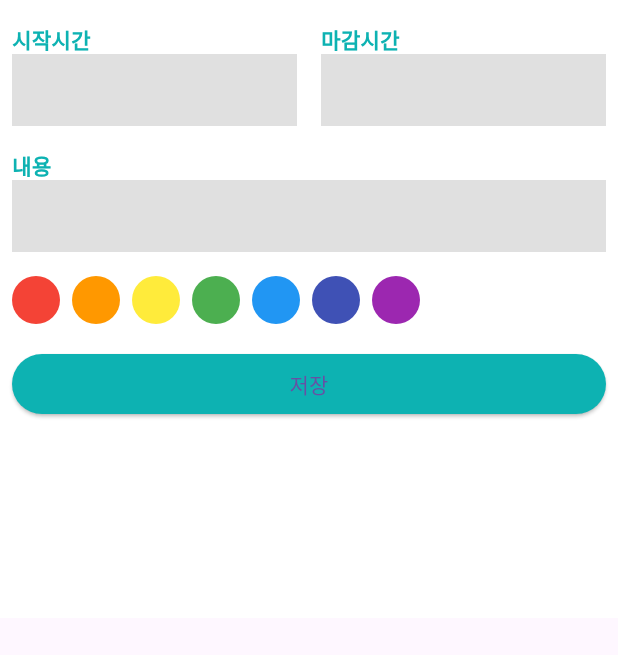
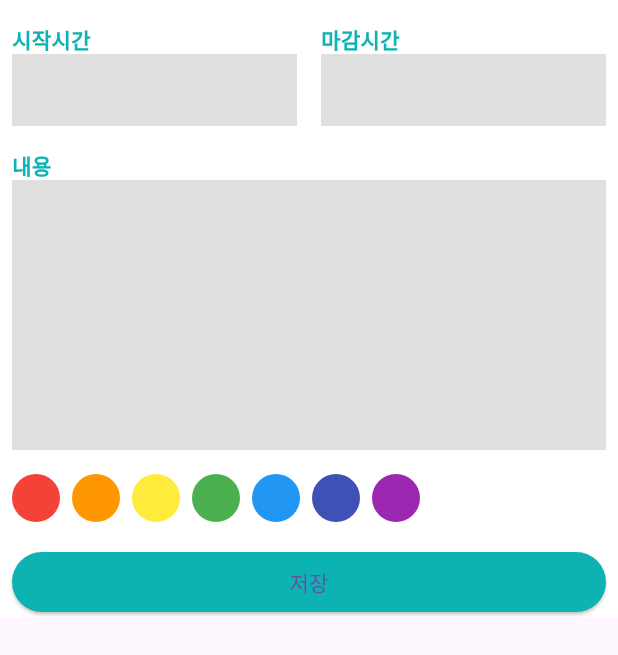
Before and after one commit to mxpower2k/calendar_scheduler, a Flutter app: the ScheduleBottomSheet widget shown alone on an empty page, opened directly, on a phone screen of 412 x 824 dp. Shown: the top 655 px of the screen. Run offline on Flutter 3.47's test engine with Material 3 defaults, Android fonts, the phone set to English and light mode, and no system bars; our stand-ins replace table_calendar.

Commit message:
1월9일 삼실 작업내용

```diff
--- a/lib/component/custom_text_field.dart
+++ b/lib/component/custom_text_field.dart
@@ -1,10 +1,12 @@
 import 'package:calendar_scheduler/const/colors.dart';
 import 'package:flutter/material.dart';
+import 'package:flutter/services.dart';
 
 class CustomTextField extends StatelessWidget {
   final String label;
+  final bool isTime;
 
-  const CustomTextField({required this.label, super.key});
+  const CustomTextField({required this.isTime, required this.label, super.key});
 
   @override
   Widget build(BuildContext context) {
@@ -18,15 +20,31 @@ class CustomTextField extends StatelessWidget {
             fontWeight: FontWeight.w600,
           ),
         ),
-        TextField(
-          cursorColor: Colors.grey,
-          decoration: InputDecoration(
-            border: InputBorder.none,
-            filled: true,
-            fillColor: Colors.grey[300],
+        if (isTime) renderTextField(),
+        if (!isTime)
+          Expanded(
+            child: renderTextField(),
           ),
-        ),
       ],
     );
   }
+
+  Widget renderTextField() {
+    return TextField(
+      cursorColor: Colors.grey,
+      maxLines: isTime ? 1 : null,
+      expands: !isTime,
+      keyboardType: isTime ? TextInputType.number : TextInputType.multiline,
+      inputFormatters: isTime
+          ? [
+              FilteringTextInputFormatter.digitsOnly,
+            ]
+          : [],
+      decoration: InputDecoration(
+        border: InputBorder.none,
+        filled: true,
+        fillColor: Colors.grey[300],
+      ),
+    );
+  }
 }
--- a/lib/component/schedule_bottom_sheet.dart
+++ b/lib/component/schedule_bottom_sheet.dart
@@ -9,7 +9,12 @@ class ScheduleBottomSheet extends StatelessWidget {
   @override
   Widget build(BuildContext context) {
     final bottomInset = MediaQuery.of(context).viewInsets.bottom;
-    return Container(
+    return GestureDetector(
+      onTap: () {
+        FocusScope.of(context).requestFocus(FocusNode());
+      },
+      child: SafeArea(
+        child: Container(
           color: Colors.white,
           height: MediaQuery.of(context).size.height / 2 + bottomInset,
           child: Padding(
@@ -32,6 +37,8 @@ class ScheduleBottomSheet extends StatelessWidget {
               ),
             ),
           ),
+        ),
+      ),
     );
   }
 }
@@ -43,11 +50,19 @@ class _Time extends StatelessWidget {
   Widget build(BuildContext context) {
     return Row(
       children: [
-        Expanded(child: CustomTextField(label: '시작시간')),
+        Expanded(
+            child: CustomTextField(
+          label: '시작시간',
+          isTime: true,
+        )),
         SizedBox(
           width: 16.0,
         ),
-        Expanded(child: CustomTextField(label: '마감시간')),
+        Expanded(
+            child: CustomTextField(
+          label: '마감시간',
+          isTime: true,
+        )),
       ],
     );
   }
@@ -58,7 +73,12 @@ class _Content extends StatelessWidget {
 
   @override
   Widget build(BuildContext context) {
-    return CustomTextField(label: '내용');
+    return Expanded(
+      child: CustomTextField(
+        label: '내용',
+        isTime: false,
+      ),
+    );
   }
 }
 
@@ -106,7 +126,8 @@ class _SaveButton extends StatelessWidget {
             onPressed: () {},
             style: ElevatedButton.styleFrom(backgroundColor: PRIMARY_COLOR),
             child: Text('저장'),
-        )),
+          ),
+        ),
       ],
     );
   }
```
Lines whose indentation alone changed are shown as unchanged.
